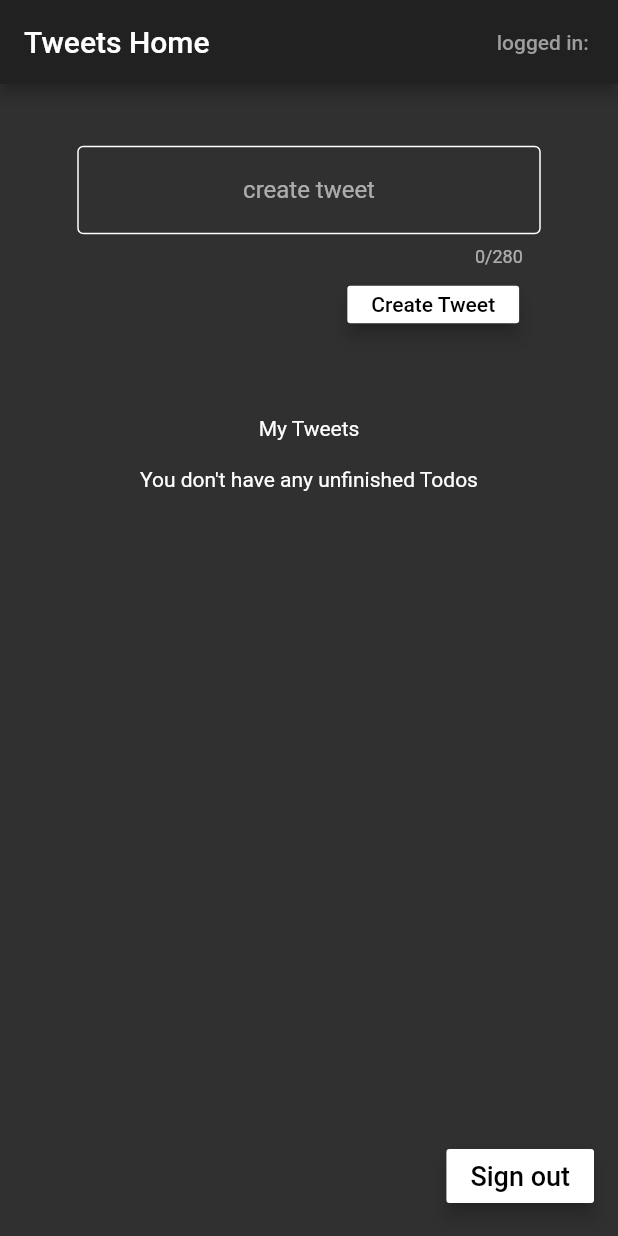
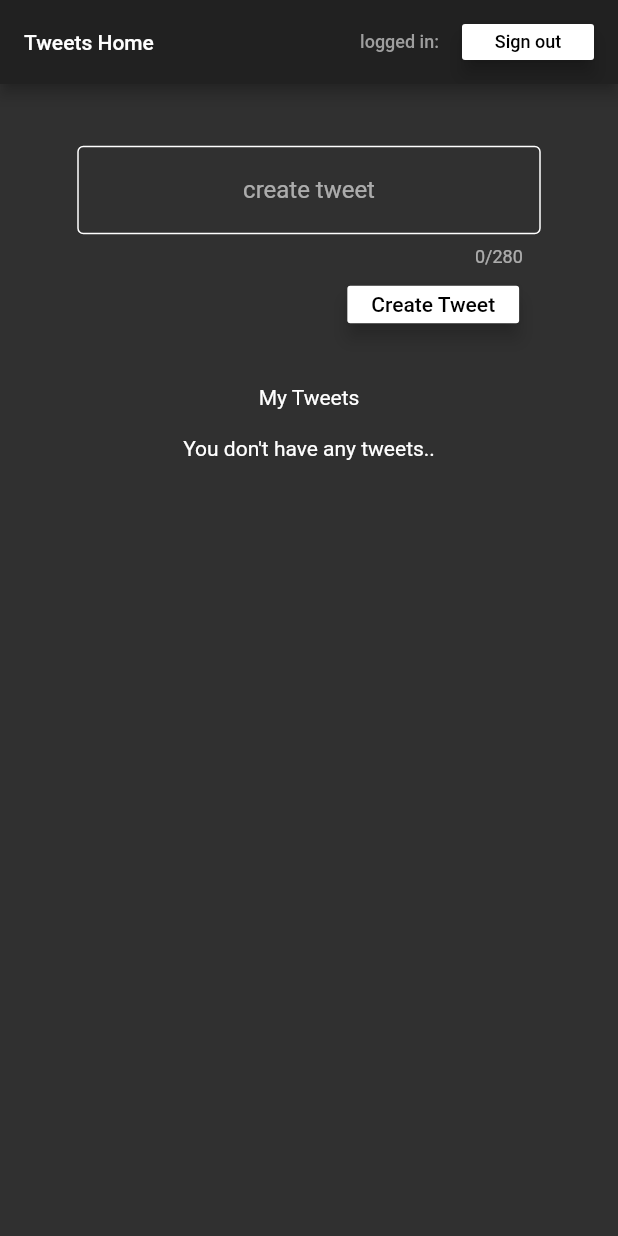
Before and after one commit to prashraj24/twitterapp, a Flutter app: the screen it shows once a user with an empty profile is signed in, on a phone screen of 412 x 824 dp. Run offline on Flutter 3.47's test engine with Material 2 defaults, Android fonts, the phone set to English and light mode, and no system bars; our stand-ins replace cloud_firestore, firebase_auth, firebase_core, timeago; accounts and stored records are empty.

Commit message:
home UI finalized

```diff
--- a/lib/screens/tweetsHome.dart
+++ b/lib/screens/tweetsHome.dart
@@ -34,26 +34,45 @@ class _TweetsHomeState extends State<TweetsHome> {
         appBar: AppBar(
           title: Row(
             children: [
-              Text('Tweets Home'),
+              Text(
+                'Tweets Home',
+                style: TextStyle(fontSize: 14, color: Colors.white),
+              ),
               Spacer(),
               Text(
                 'logged in: ' + userModel.email,
-                style: TextStyle(fontSize: 14, color: Colors.grey),
+                style: TextStyle(fontSize: 12, color: Colors.grey),
+              ),
+              SizedBox(width: width * 0.03),
+              Container(
+                height: 24,
+                child: RaisedButton(
+                  color: Colors.white,
+                  elevation: 5,
+                  onPressed: () async {
+                    await UserAuth(auth: widget.auth).signOut();
+                  },
+                  child: Text(
+                    'Sign out',
+                    style: TextStyle(fontSize: 12, color: Colors.black),
+                  ),
+                ),
               ),
             ],
           ),
         ),
-        body: Column(
+        body: Container(
+          child: SingleChildScrollView(
+            scrollDirection: Axis.vertical,
+            child: Column(
               crossAxisAlignment: CrossAxisAlignment.center,
               children: [
                 TweetBox(),
-            SizedBox(height: width * 0.15),
+                SizedBox(height: width * 0.1),
                 Text('My Tweets'),
                 SizedBox(height: width * 0.045),
                 Container(
-              child: Column(
-                children: [
-                  StreamBuilder(
+                  child: StreamBuilder(
                     stream: Database().streamTweets(
                         userId: widget.auth.currentUser.uid,
                         email: widget.auth.currentUser.email),
@@ -70,17 +89,30 @@ class _TweetsHomeState extends State<TweetsHome> {
                             ConnectionState.active) {
                           if (snapshot.data.isEmpty) {
                             return const Center(
-                              child:
-                                  Text("You don't have any unfinished Todos"),
+                              child: Text("You don't have any tweets.."),
                             );
                           }
-                          //TweetModel tweetModelFromStream = TweetModel.fromMap(snapshot.data[index]);
-                          return Container(
+                          return Column(
+                            children: [
+                              Row(
+                                mainAxisAlignment: MainAxisAlignment.end,
+                                children: [
+                                  Padding(
+                                    padding: const EdgeInsets.only(right: 64),
+                                    child: Text('No: ' +
+                                        snapshot.data.length.toString()),
+                                  ),
+                                ],
+                              ),
+                              Container(
                                 width: width * 0.8,
+                                height: width * 1.1,
+                                child: Scrollbar(
+                                  thickness: 2,
                                   child: ListView.builder(
-                              // physics: AlwaysScrollableScrollPhysics(),
-                              //scrollDirection: Axis.vertical,
-                              //shrinkWrap: true,
+                                    physics: AlwaysScrollableScrollPhysics(),
+                                    scrollDirection: Axis.vertical,
+                                    shrinkWrap: true,
                                     itemCount: snapshot.data.length,
                                     itemBuilder: (_, index) {
                                       log('THIS 1: ' +
@@ -90,6 +122,9 @@ class _TweetsHomeState extends State<TweetsHome> {
                                       );
                                     },
                                   ),
+                                ),
+                              ),
+                            ],
                           );
                         } else {
                           return const Center(
@@ -99,22 +134,13 @@ class _TweetsHomeState extends State<TweetsHome> {
                       }
                     },
                   ),
+                ),
+                SizedBox(height: width * 0.11),
               ],
             ),
           ),
-          ],
         ),
-        floatingActionButton: RaisedButton(
-          color: Colors.white,
-          elevation: 5,
-          onPressed: () async {
-            await UserAuth(auth: widget.auth).signOut();
-          },
-          child: Text(
-            'Sign out',
-            style: TextStyle(fontSize: 18, color: Colors.black),
-          ),
-        ),
+        //floatingActionButton:
       ),
     );
   }
```
Also changed, not shown: lib/widgets/editTweetDialog.dart (added, +70 -0 lines), lib/widgets/tweetBox.dart (+7 -1 lines), pubspec.lock. Lines whose indentation alone changed are shown as unchanged.
